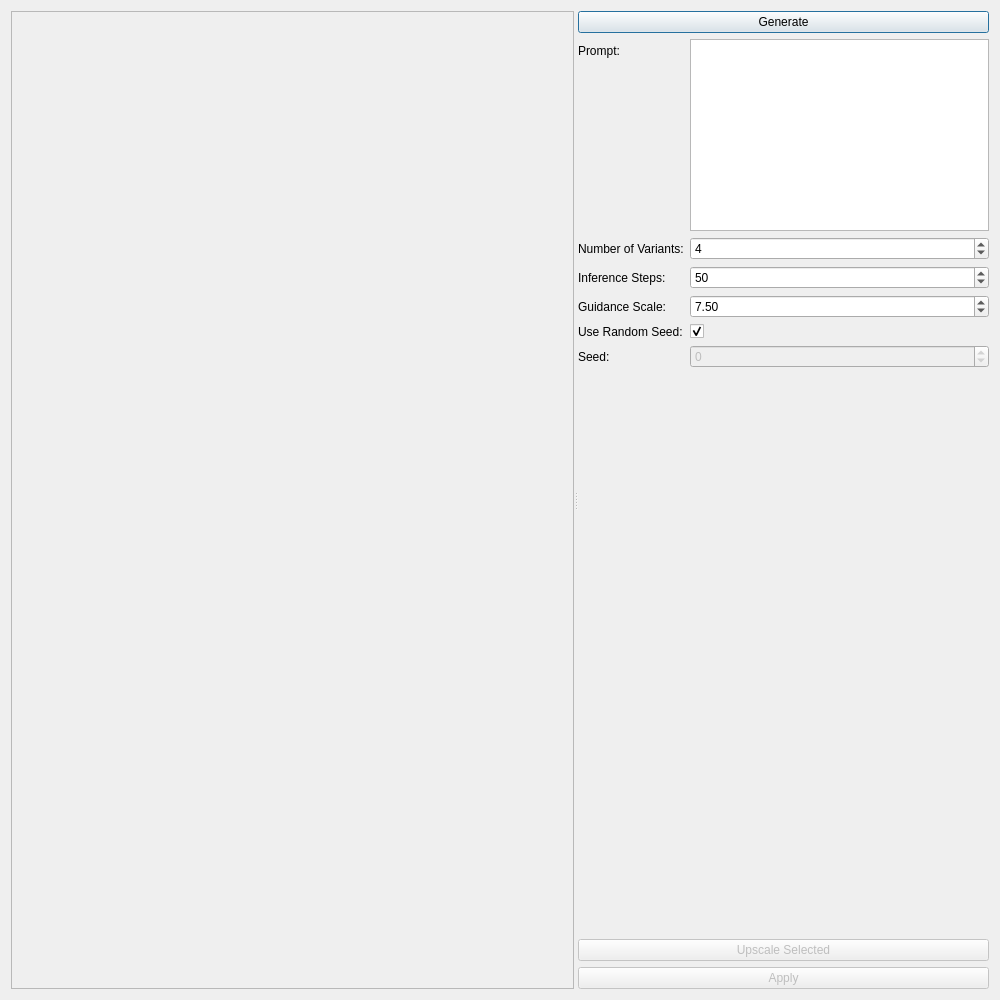
Above: diffusion_tools/ui/diffusion_dialog.ui from qweryty/image-ai-utils-krita before the change. Below: the same form after it.
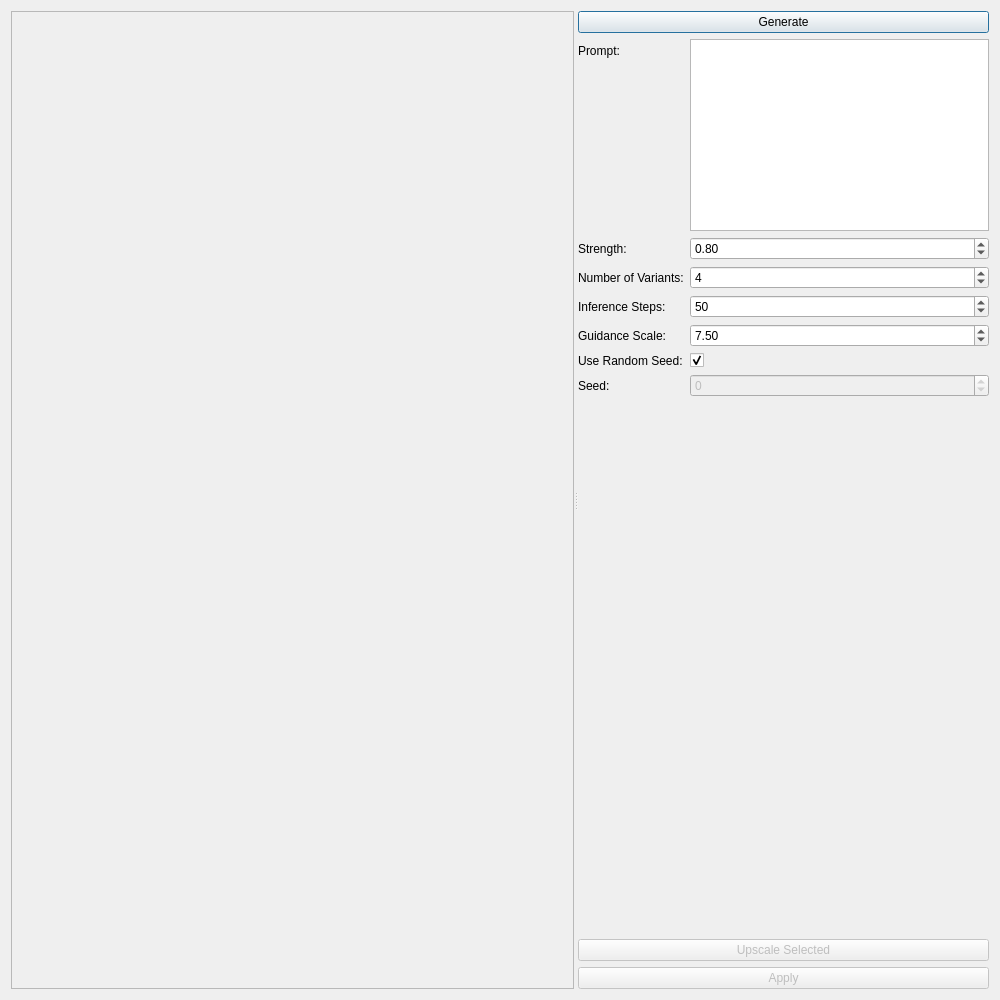
That is the form after the change.

```diff
--- a/diffusion_tools/ui/diffusion_dialog.ui
+++ b/diffusion_tools/ui/diffusion_dialog.ui
@@ -126,14 +126,14 @@
            </property>
           </widget>
          </item>
-         <item row="1" column="0">
+         <item row="2" column="0">
           <widget class="QLabel" name="label_6">
            <property name="text">
             <string>Number of Variants:</string>
            </property>
           </widget>
          </item>
-         <item row="1" column="1">
+         <item row="2" column="1">
           <widget class="QSpinBox" name="number_of_variants_spin_box">
            <property name="minimum">
             <number>1</number>
@@ -143,14 +143,14 @@
            </property>
           </widget>
          </item>
-         <item row="2" column="0">
+         <item row="3" column="0">
           <widget class="QLabel" name="label_2">
            <property name="text">
             <string>Inference Steps:</string>
            </property>
           </widget>
          </item>
-         <item row="2" column="1">
+         <item row="3" column="1">
           <widget class="QSpinBox" name="inference_spin_box">
            <property name="minimum">
             <number>1</number>
@@ -166,14 +166,14 @@
            </property>
           </widget>
          </item>
-         <item row="3" column="0">
+         <item row="4" column="0">
           <widget class="QLabel" name="label_3">
            <property name="text">
             <string>Guidance Scale:</string>
            </property>
           </widget>
          </item>
-         <item row="3" column="1">
+         <item row="4" column="1">
           <widget class="QDoubleSpinBox" name="guidance_scale_double_spin_box">
            <property name="singleStep">
             <double>0.100000000000000</double>
@@ -183,14 +183,14 @@
            </property>
           </widget>
          </item>
-         <item row="4" column="0">
+         <item row="5" column="0">
           <widget class="QLabel" name="label_4">
            <property name="text">
             <string>Use Random Seed:</string>
            </property>
           </widget>
          </item>
-         <item row="4" column="1">
+         <item row="5" column="1">
           <widget class="QCheckBox" name="use_random_seed_check_box">
            <property name="text">
             <string/>
@@ -200,14 +200,14 @@
            </property>
           </widget>
          </item>
-         <item row="5" column="0">
+         <item row="6" column="0">
           <widget class="QLabel" name="label_5">
            <property name="text">
             <string>Seed:</string>
            </property>
           </widget>
          </item>
-         <item row="5" column="1">
+         <item row="6" column="1">
           <widget class="QSpinBox" name="seed_spin_box">
            <property name="enabled">
             <bool>false</bool>
@@ -233,6 +233,26 @@
            </property>
           </widget>
          </item>
+         <item row="1" column="0">
+          <widget class="QLabel" name="strength_label">
+           <property name="text">
+            <string>Strength:</string>
+           </property>
+          </widget>
+         </item>
+         <item row="1" column="1">
+          <widget class="QDoubleSpinBox" name="strength_double_spin_box">
+           <property name="maximum">
+            <double>1.000000000000000</double>
+           </property>
+           <property name="singleStep">
+            <double>0.100000000000000</double>
+           </property>
+           <property name="value">
+            <double>0.800000000000000</double>
+           </property>
+          </widget>
+         </item>
         </layout>
        </item>
        <item>
```
